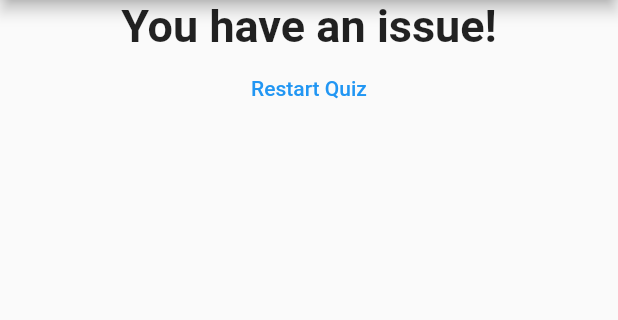
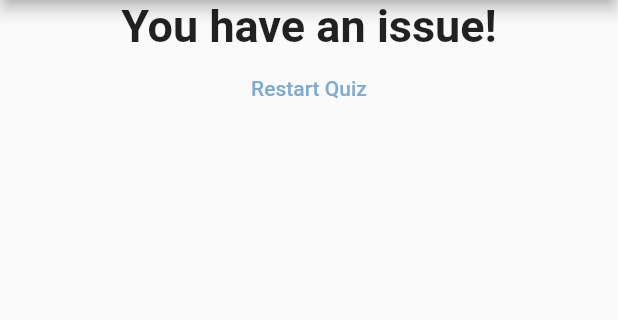
Before and after one commit to paulmungala/my_first_app, a Flutter app: the screen it shows after launch, after a tap on "Black", after a tap on "Snake", after a tap on "Ted", on a phone screen of 412 x 824 dp, the part 84-404 px from its top. Run offline on Flutter 3.47's test engine with Material 2 defaults, Android fonts, the phone set to English and light mode, and no system bars.

Commit message:
colour_change

```diff
--- a/lib/result.dart
+++ b/lib/result.dart
@@ -29,7 +29,7 @@ class Result extends StatelessWidget {
           ),
           FlatButton(
             child: Text('Restart Quiz'),
-            textColor: Colors.blue,
+            textColor: Color.fromARGB(255, 130, 170, 204),
             onPressed: resetHandler,
           )
         ],
```
